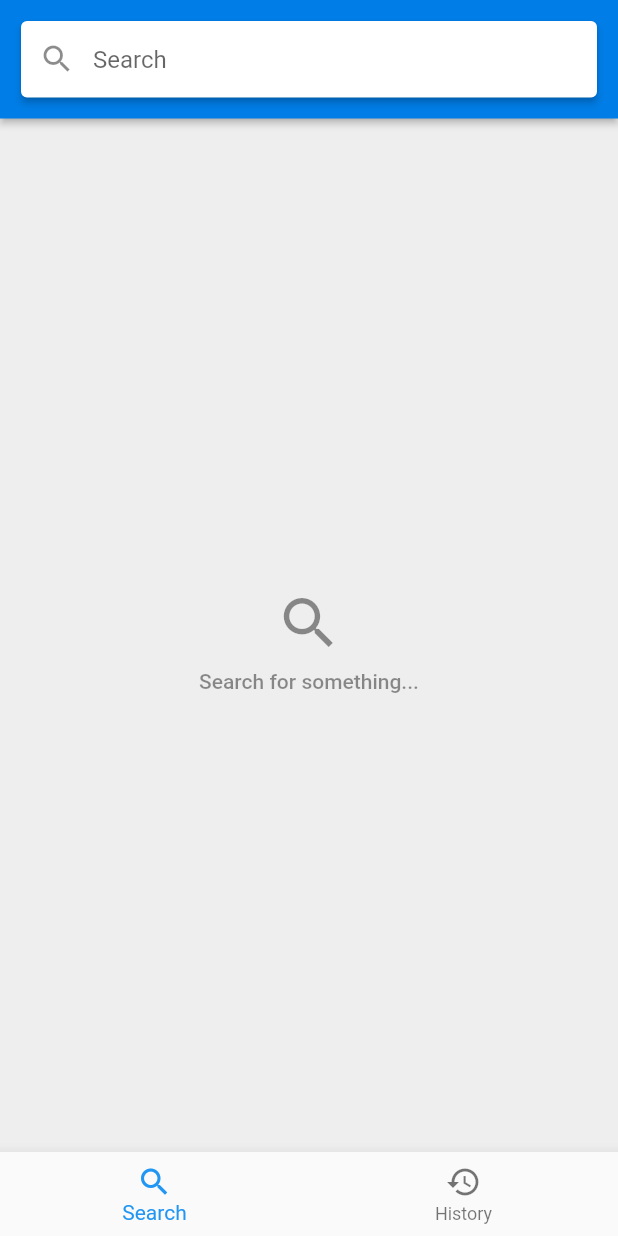
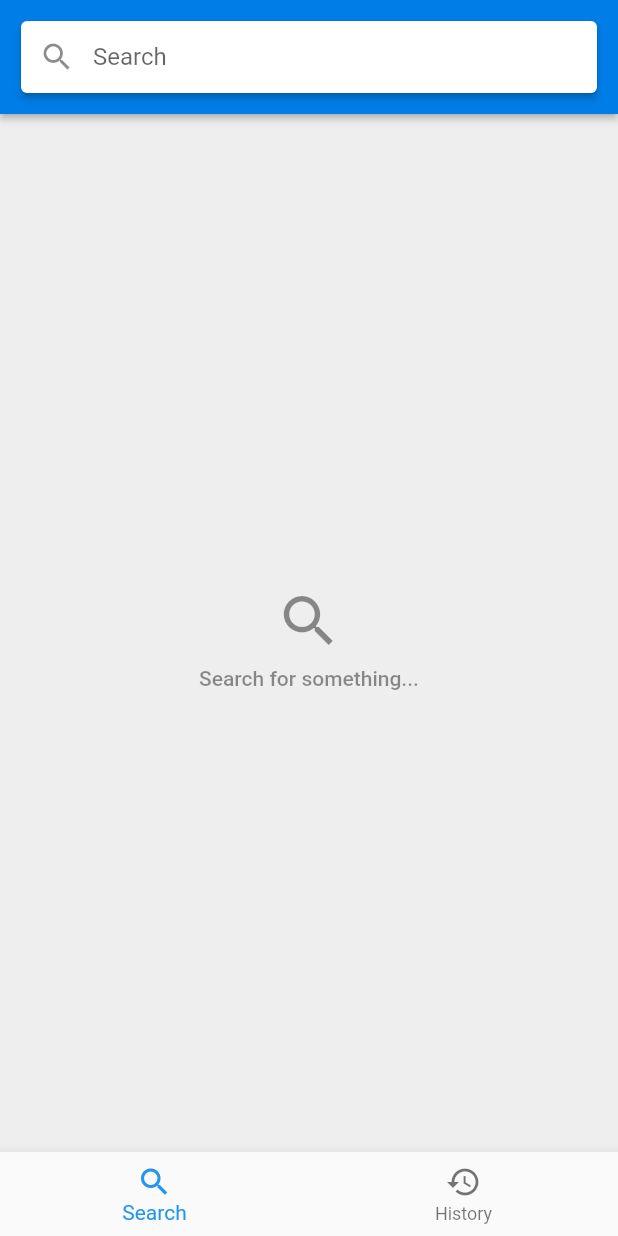
Before and after one commit to sortiz4/whoisit, a Flutter app: the screen it shows after launch, on a phone screen of 412 x 824 dp. Run offline on Flutter 3.47's test engine with Material 2 defaults, Android fonts, the phone set to English and light mode, and no system bars.

Commit message:
Updated runtime

```diff
--- a/lib/widgets/search.dart
+++ b/lib/widgets/search.dart
@@ -17,7 +17,7 @@ class SearchBar extends StatefulWidget {
 }
 
 class _SearchBarState extends State<SearchBar> {
-  final double _alignment = 16.0;
+  final double _alignment = 14.0;
   final double _elevation = 2.0;
   final double _padding = 10.0;
 
@@ -27,12 +27,7 @@ class _SearchBarState extends State<SearchBar> {
     if(widget.controller.text.length > 0) {
       return GestureDetector(
         onTap: () => setState(() => widget.controller.clear()),
-        child: Container(
-          padding: EdgeInsets.symmetric(
-            horizontal: _padding,
-          ),
-          child: Icon(Icons.clear),
-        ),
+        child: Icon(Icons.clear),
       );
     }
     return null;
@@ -61,12 +56,7 @@ class _SearchBarState extends State<SearchBar> {
                 vertical: _alignment,
               ),
               hintText: 'Search',
-              prefixIcon: Container(
-                padding: EdgeInsets.symmetric(
-                  horizontal: _padding,
-                ),
-                child: Icon(Icons.search),
-              ),
+              prefixIcon: Icon(Icons.search),
               suffixIcon: _suffixIcon,
             ),
             onChanged: (_) => setState(() {}),
--- a/pubspec.yaml
+++ b/pubspec.yaml
@@ -4,12 +4,12 @@ dependencies:
   flutter:
     sdk: flutter
   path: ^1.6.2
-  path_provider: ^0.4.1
+  path_provider: ^1.1.0
 
 dev_dependencies:
   flutter_test:
     sdk: flutter
-  test: ^1.5.1+1
+  test: ^1.6.1
 
 flutter:
   fonts:
```
Also changed, not shown: 2 other files.
